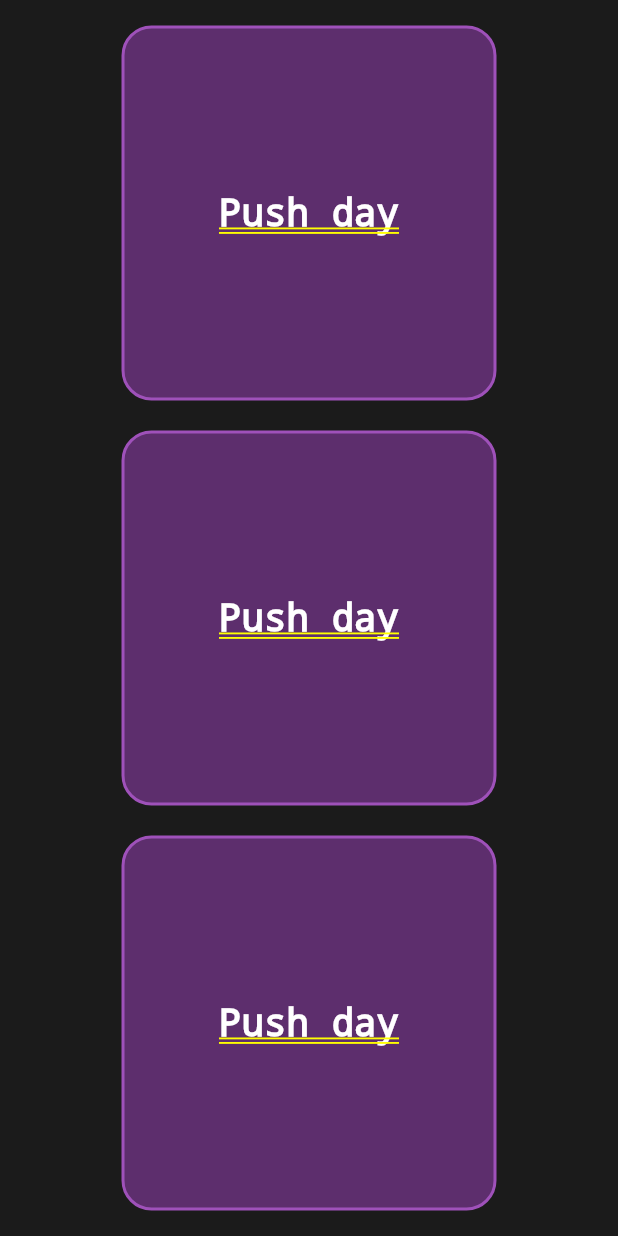
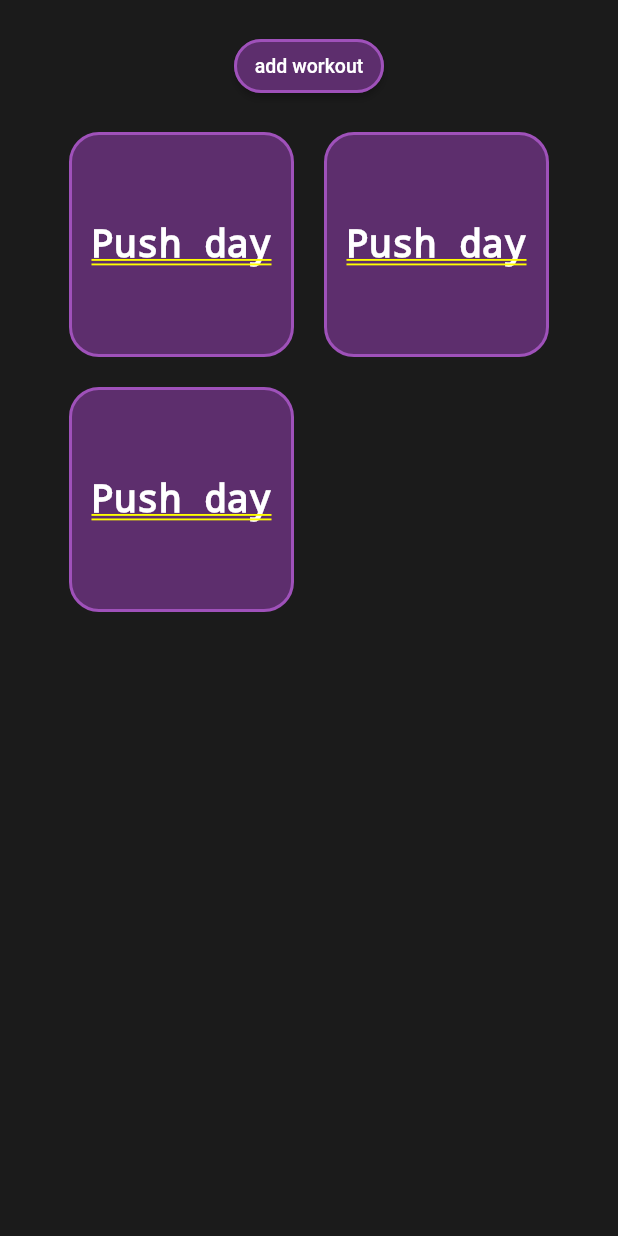
Before and after one commit to sophiavl/s1135382_s1133373_iiatimd_app, a Flutter app: the screen it shows after launch, after a tap on "Go to Workouts", on a phone screen of 412 x 824 dp. Run offline on Flutter 3.47's test engine with Material 2 defaults, Android fonts, the phone set to English and light mode, and no system bars.

Commit message:
layout van workoutpage veranderd

```diff
--- a/lib/workout_page.dart
+++ b/lib/workout_page.dart
@@ -16,15 +16,56 @@ class _WorkoutPageState extends State<WorkoutPage> {
   Widget build(BuildContext context) {
     return Container(
       color: background, // Set the background color here
-      child: Center(
+      child: Column(
+        crossAxisAlignment: CrossAxisAlignment.center,
+        children: <Widget>[
+          const SizedBox(height: 20), // Add some spacing at the top
+          // Horizontal section for the elevated button
+          Row(
+            mainAxisAlignment: MainAxisAlignment.center,
+            children: <Widget>[
+              ElevatedButton(
+                onPressed: () {
+                  // Add your button's onPressed functionality here
+                },
+                style: ElevatedButton.styleFrom(
+                  backgroundColor: backgroundContainer,
+                  padding: const EdgeInsets.all(0),
+                  shape: RoundedRectangleBorder(
+                    borderRadius: BorderRadius.circular(20),
+                    side: BorderSide(
+                      color: defaultColor,
+                      width: 2,
+                      style: BorderStyle.solid,
+                    ),
+                  ),
+                ),
+                child: Container(
+                  width: 100,
+                  height: 25,
+                  child: const Center(
+                    child: Text(
+                      'add workout',
+                      style: TextStyle(color: Colors.white, fontSize: 13),
+                    ),
+                  ),
+                ),
+              ),
+            ],
+          ),
+
+          const SizedBox(height: 20), // Add some spacing between the sections
+
+          // Container section
+          Center(
             child: Wrap(
               spacing: 20.0,
               runSpacing: 20.0,
               runAlignment: WrapAlignment.center,
               children: <Widget>[
                 Container(
-              width: 250,
-              height: 250,
+                  width: 150,
+                  height: 150,
                   decoration: BoxDecoration(
                     borderRadius: BorderRadius.circular(20),
                     color: backgroundContainer,
@@ -42,8 +83,8 @@ class _WorkoutPageState extends State<WorkoutPage> {
                   ),
                 ),
                 Container(
-              width: 250,
-              height: 250,
+                  width: 150,
+                  height: 150,
                   decoration: BoxDecoration(
                     borderRadius: BorderRadius.circular(20),
                     color: backgroundContainer,
@@ -61,8 +102,8 @@ class _WorkoutPageState extends State<WorkoutPage> {
                   ),
                 ),
                 Container(
-              width: 250,
-              height: 250,
+                  width: 150,
+                  height: 150,
                   decoration: BoxDecoration(
                     borderRadius: BorderRadius.circular(20),
                     color: backgroundContainer,
@@ -82,6 +123,90 @@ class _WorkoutPageState extends State<WorkoutPage> {
               ],
             ),
           ),
+        ],
+      ),
     );
   }
+
+  // @override
+  // Widget build(BuildContext context) {
+  //   return Container(
+  //     color: background, // Set the background color here
+  //     child: Column(
+  //       crossAxisAlignment: CrossAxisAlignment.center,
+  //       children: <Widget>[
+  //         ElevatedButton(
+  //           onPressed: () {
+  //             print('hallo');
+  //           },
+  //           style: ElevatedButton.styleFrom(
+  //               shape: RoundedRectangleBorder(
+  //                   borderRadius: BorderRadius.circular(20),
+  //                   side: BorderSide(
+  //                       color: defaultColor,
+  //                       width: 2,
+  //                       style: BorderStyle.solid))),
+  //           child: const Text('Hallo'),
+  //         ),
+  //         Container(
+  //           width: 150,
+  //           height: 150,
+  //           decoration: BoxDecoration(
+  //             borderRadius: BorderRadius.circular(20),
+  //             color: backgroundContainer,
+  //             border: Border.all(
+  //               color: defaultColor,
+  //               width: 2,
+  //               style: BorderStyle.solid,
+  //             ),
+  //           ),
+  //           child: const Center(
+  //             child: Text(
+  //               'Push day',
+  //               style: TextStyle(color: Colors.white, fontSize: 25),
+  //             ),
+  //           ),
+  //         ),
+  //         Container(
+  //           width: 150,
+  //           height: 150,
+  //           decoration: BoxDecoration(
+  //             borderRadius: BorderRadius.circular(20),
+  //             color: backgroundContainer,
+  //             border: Border.all(
+  //               color: defaultColor,
+  //               width: 2,
+  //               style: BorderStyle.solid,
+  //             ),
+  //           ),
+  //           child: const Center(
+  //             child: Text(
+  //               'Push day',
+  //               style: TextStyle(color: Colors.white, fontSize: 25),
+  //             ),
+  //           ),
+  //         ),
+  //         Container(
+  //           width: 150,
+  //           height: 150,
+  //           decoration: BoxDecoration(
+  //             borderRadius: BorderRadius.circular(20),
+  //             color: backgroundContainer,
+  //             border: Border.all(
+  //               color: defaultColor,
+  //               width: 2,
+  //               style: BorderStyle.solid,
+  //             ),
+  //           ),
+  //           child: const Center(
+  //             child: Text(
+  //               'Push day',
+  //               style: TextStyle(color: Colors.white, fontSize: 25),
+  //             ),
+  //           ),
+  //         ),
+  //       ],
+  //     ),
+  //   );
+  // }
 }
```
Lines whose indentation alone changed are shown as unchanged.
